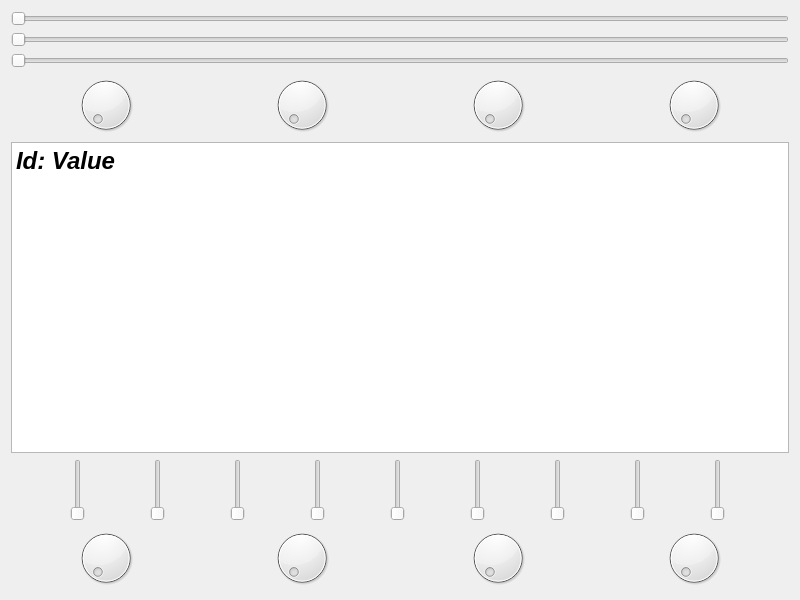
Before: the Qt Designer form TestSliderMac.ui in SC-One/PerformanceIssueQQuickWidgetOnMac, drawn with Qt 5.
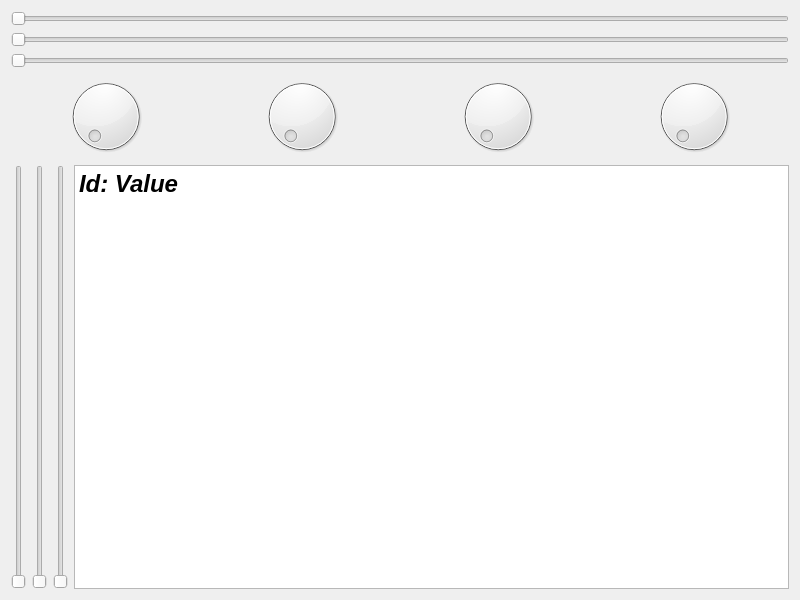
After: the same form once the commit is applied.

Patch:
```diff
--- a/TestSliderMac.ui
+++ b/TestSliderMac.ui
@@ -13,7 +13,7 @@
   <property name="windowTitle">
    <string>TestSliderMac</string>
   </property>
-  <layout class="QVBoxLayout" name="mainVlayout" stretch="1,1,5,1,1">
+  <layout class="QVBoxLayout" name="mainVlayout" stretch="1,1,5">
    <item>
     <layout class="QVBoxLayout" name="verticalLayout">
      <item>
@@ -55,26 +55,6 @@
      </item>
     </layout>
    </item>
-   <item>
-    <widget class="QTextBrowser" name="textBrowser">
-     <property name="font">
-      <font>
-       <pointsize>14</pointsize>
-       <italic>true</italic>
-      </font>
-     </property>
-     <property name="html">
-      <string>&lt;!DOCTYPE HTML PUBLIC &quot;-//W3C//DTD HTML 4.0//EN&quot; &quot;http://www.w3.org/TR/REC-html40/strict.dtd&quot;&gt;
-&lt;html&gt;&lt;head&gt;&lt;meta name=&quot;qrichtext&quot; content=&quot;1&quot; /&gt;&lt;meta charset=&quot;utf-8&quot; /&gt;&lt;style type=&quot;text/css&quot;&gt;
-p, li { white-space: pre-wrap; }
-hr { height: 1px; border-width: 0; }
-li.unchecked::marker { content: &quot;\2610&quot;; }
-li.checked::marker { content: &quot;\2612&quot;; }
-&lt;/style&gt;&lt;/head&gt;&lt;body style=&quot; font-family:'Segoe UI'; font-size:14pt; font-weight:400; font-style:italic;&quot;&gt;
-&lt;p style=&quot; margin-top:0px; margin-bottom:0px; margin-left:0px; margin-right:0px; -qt-block-indent:0; text-indent:0px;&quot;&gt;&lt;span style=&quot; font-size:18pt; font-weight:700;&quot;&gt;Id: Value &lt;/span&gt;&lt;/p&gt;&lt;/body&gt;&lt;/html&gt;</string>
-     </property>
-    </widget>
-   </item>
    <item>
     <layout class="QHBoxLayout" name="horizontalLayout_2">
      <item>
@@ -99,62 +79,21 @@
       </widget>
      </item>
      <item>
-      <widget class="QSlider" name="verticalSlider_9">
-       <property name="orientation">
-        <enum>Qt::Vertical</enum>
+      <widget class="QTextBrowser" name="textBrowser">
+       <property name="font">
+        <font>
+         <pointsize>14</pointsize>
+         <italic>true</italic>
+        </font>
        </property>
-      </widget>
-     </item>
-     <item>
-      <widget class="QSlider" name="verticalSlider_8">
-       <property name="orientation">
-        <enum>Qt::Vertical</enum>
+       <property name="html">
+        <string>&lt;!DOCTYPE HTML PUBLIC &quot;-//W3C//DTD HTML 4.0//EN&quot; &quot;http://www.w3.org/TR/REC-html40/strict.dtd&quot;&gt;
+&lt;html&gt;&lt;head&gt;&lt;meta name=&quot;qrichtext&quot; content=&quot;1&quot; /&gt;&lt;style type=&quot;text/css&quot;&gt;
+p, li { white-space: pre-wrap; }
+&lt;/style&gt;&lt;/head&gt;&lt;body style=&quot; font-family:'MS Shell Dlg 2'; font-size:14pt; font-weight:400; font-style:italic;&quot;&gt;
+&lt;p style=&quot; margin-top:0px; margin-bottom:0px; margin-left:0px; margin-right:0px; -qt-block-indent:0; text-indent:0px;&quot;&gt;&lt;span style=&quot; font-family:'Segoe UI'; font-size:18pt; font-weight:696;&quot;&gt;Id: Value &lt;/span&gt;&lt;/p&gt;&lt;/body&gt;&lt;/html&gt;</string>
        </property>
       </widget>
-     </item>
-     <item>
-      <widget class="QSlider" name="verticalSlider_6">
-       <property name="orientation">
-        <enum>Qt::Vertical</enum>
-       </property>
-      </widget>
-     </item>
-     <item>
-      <widget class="QSlider" name="verticalSlider_5">
-       <property name="orientation">
-        <enum>Qt::Vertical</enum>
-       </property>
-      </widget>
-     </item>
-     <item>
-      <widget class="QSlider" name="verticalSlider_3">
-       <property name="orientation">
-        <enum>Qt::Vertical</enum>
-       </property>
-      </widget>
-     </item>
-     <item>
-      <widget class="QSlider" name="verticalSlider">
-       <property name="orientation">
-        <enum>Qt::Vertical</enum>
-       </property>
-      </widget>
-     </item>
-    </layout>
-   </item>
-   <item>
-    <layout class="QHBoxLayout" name="horizontalLayout">
-     <item>
-      <widget class="QDial" name="dial_3"/>
-     </item>
-     <item>
-      <widget class="QDial" name="dial"/>
-     </item>
-     <item>
-      <widget class="QDial" name="dial_2"/>
-     </item>
-     <item>
-      <widget class="QDial" name="dial_4"/>
      </item>
     </layout>
    </item>
```
